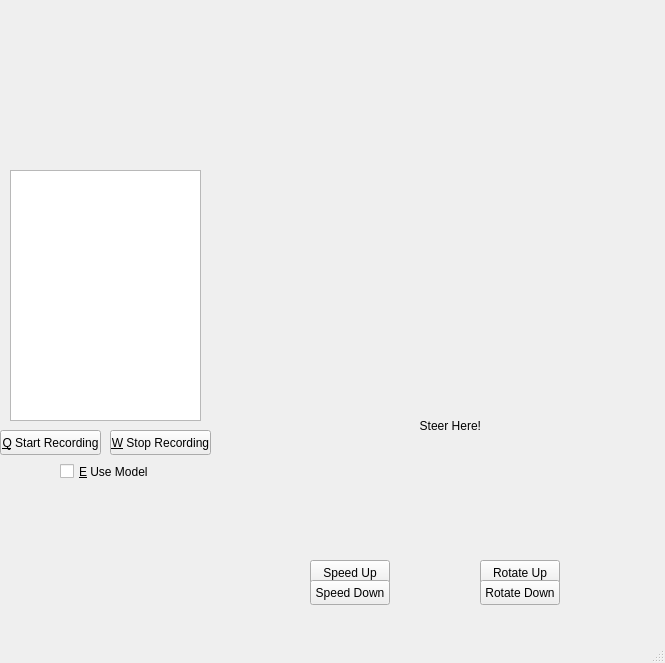
111homell111/controller_pkg, file ella_test/ImitationLearner.ui: the form before one commit.
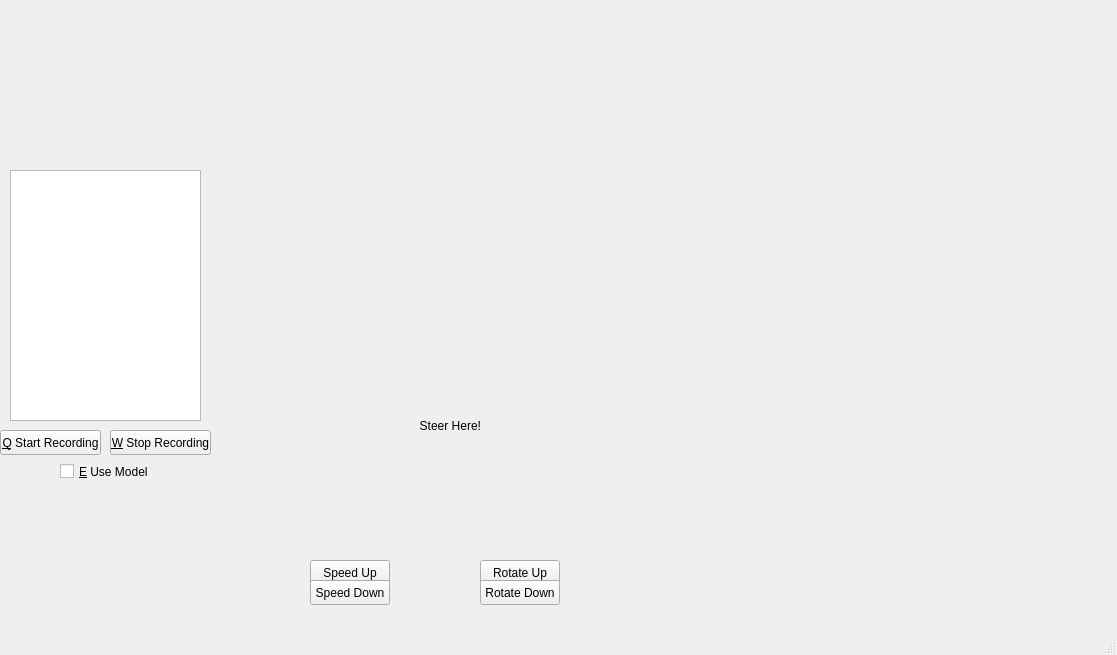
The form after the commit.

What changed in the file:
```diff
--- a/ella_test/ImitationLearner.ui
+++ b/ella_test/ImitationLearner.ui
@@ -6,8 +6,8 @@
    <rect>
     <x>0</x>
     <y>0</y>
-    <width>665</width>
-    <height>663</height>
+    <width>1117</width>
+    <height>655</height>
    </rect>
   </property>
   <property name="windowTitle">
@@ -166,6 +166,19 @@
      <string/>
     </property>
    </widget>
+   <widget class="QLabel" name="mask">
+    <property name="geometry">
+     <rect>
+      <x>690</x>
+      <y>20</y>
+      <width>391</width>
+      <height>311</height>
+     </rect>
+    </property>
+    <property name="text">
+     <string/>
+    </property>
+   </widget>
   </widget>
   <widget class="QMenuBar" name="menubar">
    <property name="geometry">
```
Left out of the diff: 2 changed lines with no effect on the pictures.
